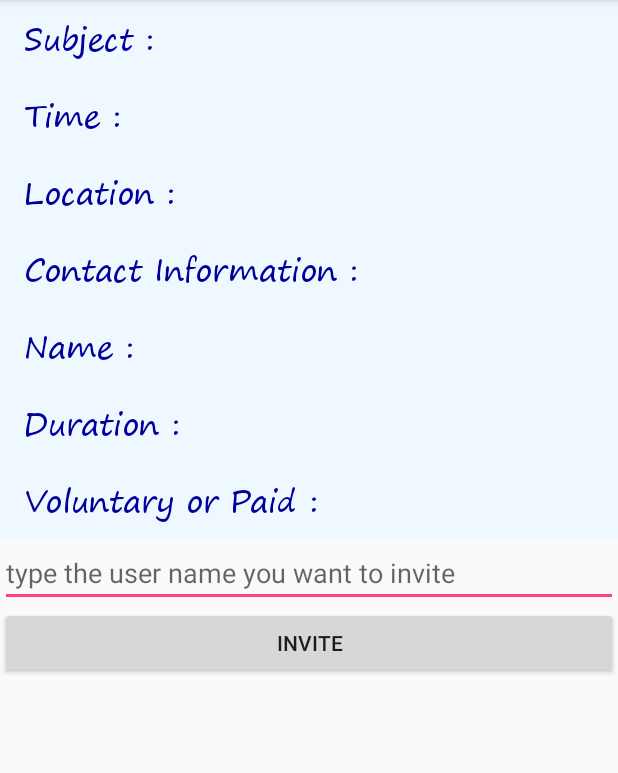
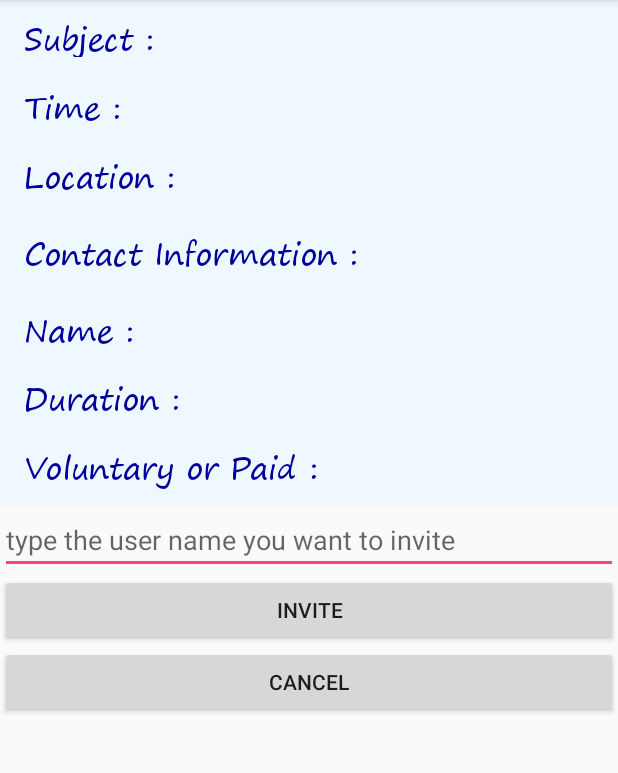
Before and after one commit to gxiny/peer-tutoring-app, an Android app: the NotYetSSDetail screen opened directly, with no data from a screen before it, on a phone screen of 412 x 824 dp, the part 84-857 px from its top. Run offline under Robolectric (Android 15) with nearby library versions, the phone set to English and light mode, and no system bars; our stand-ins replace Volley; network calls fail; 10 statements that could not run were skipped.

Commit message:
sprint 3

```diff
--- a/login/app/src/main/java/com/jz651/login/CreateActivity.java
+++ b/login/app/src/main/java/com/jz651/login/CreateActivity.java
@@ -31,7 +31,6 @@ import java.util.HashMap;
 import java.util.Map;
 
 public class CreateActivity extends AppCompatActivity implements View.OnClickListener{
-
 
     private EditText editSub,editTime,editLoc,editContact,editInvite,editDuration;
     private Button btnAdd,btnDate,btnTime,btnInvite;
--- a/login/app/src/main/java/com/jz651/login/UserSpace.java
+++ b/login/app/src/main/java/com/jz651/login/UserSpace.java
@@ -40,6 +40,7 @@ public class UserSpace extends AppCompatActivity {
 
         Intent intent = getIntent();
         UserName = intent.getStringExtra("UserName");
+        System.out.println("Userspace : UserName :"+UserName);
         U_id = intent.getIntExtra("user_id",0);
         final String User_id = String.valueOf(U_id);
         String WelMsg = "Hi " + UserName + " , Welcome !";
--- a/login/app/src/main/res/layout/activity_not_yet_ssdetail.xml
+++ b/login/app/src/main/res/layout/activity_not_yet_ssdetail.xml
@@ -11,117 +11,118 @@
         android:orientation="vertical"
         android:layout_width="match_parent"
         android:layout_height="match_parent">
+
         <TextView
             android:id="@+id/subject"
             android:layout_width="match_parent"
-            android:layout_height="wrap_content"
+            android:layout_height="46dp"
+            android:background="#F0F8FF"
             android:fontFamily="@font/segoepr"
-            android:background="#F0F8FF"
-            android:text="subject"
-            tools:layout_editor_absoluteX="163dp"
-            tools:layout_editor_absoluteY="16dp"
-            android:textSize="20dp"
-            android:textColor="#00009c"
-            android:paddingTop="8dp"
             android:paddingBottom="8dp"
             android:paddingLeft="16dp"
-            android:paddingRight="16dp" />
+            android:paddingRight="16dp"
+            android:paddingTop="8dp"
+            android:text="subject"
+            android:textColor="#00009c"
+            android:textSize="20dp"
+            tools:layout_editor_absoluteX="163dp"
+            tools:layout_editor_absoluteY="16dp" />
 
         <TextView
             android:id="@+id/time"
             android:layout_width="match_parent"
-            android:layout_height="wrap_content"
+            android:layout_height="46dp"
+            android:background="#F0F8FF"
             android:fontFamily="@font/segoepr"
-            android:text="Time"
-            tools:layout_editor_absoluteX="163dp"
-            tools:layout_editor_absoluteY="61dp"
-            android:textSize="20dp"
-            android:textColor="#00009c"
-            android:paddingTop="8dp"
             android:paddingBottom="8dp"
             android:paddingLeft="16dp"
             android:paddingRight="16dp"
-            android:background="#F0F8FF"/>
+            android:paddingTop="8dp"
+            android:text="Time"
+            android:textColor="#00009c"
+            android:textSize="20dp"
+            tools:layout_editor_absoluteX="163dp"
+            tools:layout_editor_absoluteY="61dp" />
 
         <TextView
             android:id="@+id/location"
             android:layout_width="match_parent"
             android:layout_height="wrap_content"
+            android:background="#F0F8FF"
             android:fontFamily="@font/segoepr"
-            android:background="#F0F8FF"
-            android:text="Location"
-            tools:layout_editor_absoluteX="163dp"
-            tools:layout_editor_absoluteY="112dp"
-            android:textSize="20dp"
-            android:textColor="#00009c"
-            android:paddingTop="8dp"
             android:paddingBottom="8dp"
             android:paddingLeft="16dp"
-            android:paddingRight="16dp"/>
+            android:paddingRight="16dp"
+            android:paddingTop="8dp"
+            android:text="Location"
+            android:textColor="#00009c"
+            android:textSize="20dp"
+            tools:layout_editor_absoluteX="163dp"
+            tools:layout_editor_absoluteY="112dp" />
 
         <TextView
             android:id="@+id/contact"
             android:layout_width="match_parent"
             android:layout_height="wrap_content"
+            android:background="#F0F8FF"
             android:fontFamily="@font/segoepr"
-            android:background="#F0F8FF"
-            android:text="Contact"
-            tools:layout_editor_absoluteX="163dp"
-            tools:layout_editor_absoluteY="159dp"
-            android:textSize="20dp"
-            android:textColor="#00009c"
-            android:paddingTop="8dp"
             android:paddingBottom="8dp"
             android:paddingLeft="16dp"
-            android:paddingRight="16dp"/>
+            android:paddingRight="16dp"
+            android:paddingTop="8dp"
+            android:text="Contact"
+            android:textColor="#00009c"
+            android:textSize="20dp"
+            tools:layout_editor_absoluteX="163dp"
+            tools:layout_editor_absoluteY="159dp" />
 
         <TextView
             android:id="@+id/user"
             android:layout_width="match_parent"
-            android:layout_height="wrap_content"
+            android:layout_height="45dp"
+            android:background="#F0F8FF"
             android:fontFamily="@font/segoepr"
-            android:background="#F0F8FF"
-            android:text="User"
-            tools:layout_editor_absoluteX="163dp"
-            tools:layout_editor_absoluteY="211dp"
-            android:textSize="20dp"
-            android:textColor="#00009c"
-            android:paddingTop="8dp"
             android:paddingBottom="8dp"
             android:paddingLeft="16dp"
-            android:paddingRight="16dp"/>
+            android:paddingRight="16dp"
+            android:paddingTop="8dp"
+            android:text="User"
+            android:textColor="#00009c"
+            android:textSize="20dp"
+            tools:layout_editor_absoluteX="163dp"
+            tools:layout_editor_absoluteY="211dp" />
 
         <TextView
             android:id="@+id/duration"
             android:layout_width="match_parent"
-            android:layout_height="wrap_content"
+            android:layout_height="46dp"
+            android:background="#F0F8FF"
             android:fontFamily="@font/segoepr"
-            android:background="#F0F8FF"
-            android:text="Duration"
-            tools:layout_editor_absoluteX="163dp"
-            tools:layout_editor_absoluteY="211dp"
-            android:textSize="20dp"
-            android:textColor="#00009c"
-            android:paddingTop="8dp"
             android:paddingBottom="8dp"
             android:paddingLeft="16dp"
-            android:paddingRight="16dp"/>
+            android:paddingRight="16dp"
+            android:paddingTop="8dp"
+            android:text="Duration"
+            android:textColor="#00009c"
+            android:textSize="20dp"
+            tools:layout_editor_absoluteX="163dp"
+            tools:layout_editor_absoluteY="211dp" />
 
         <TextView
             android:id="@+id/is_voluntary"
             android:layout_width="match_parent"
             android:layout_height="wrap_content"
+            android:background="#F0F8FF"
             android:fontFamily="@font/segoepr"
-            android:background="#F0F8FF"
-            android:text="Voluntary or Paid"
-            tools:layout_editor_absoluteX="163dp"
-            tools:layout_editor_absoluteY="211dp"
-            android:textSize="20dp"
-            android:textColor="#00009c"
-            android:paddingTop="8dp"
             android:paddingBottom="8dp"
             android:paddingLeft="16dp"
-            android:paddingRight="16dp"/>
+            android:paddingRight="16dp"
+            android:paddingTop="8dp"
+            android:text="Voluntary or Paid"
+            android:textColor="#00009c"
+            android:textSize="20dp"
+            tools:layout_editor_absoluteX="163dp"
+            tools:layout_editor_absoluteY="211dp" />
 
         <EditText
             android:id="@+id/editInvite"
@@ -132,9 +133,15 @@
 
         <Button
             android:id="@+id/btnInvite"
-            android:text="INVITE"
             android:layout_width="match_parent"
-            android:layout_height="wrap_content"/>
+            android:layout_height="wrap_content"
+            android:text="INVITE" />
+
+        <Button
+            android:id="@+id/btnCancel"
+            android:layout_width="match_parent"
+            android:layout_height="wrap_content"
+            android:text="Cancel" />
 
     </LinearLayout>
 </android.support.constraint.ConstraintLayout>
--- a/login/app/src/main/res/layout/activity_register.xml
+++ b/login/app/src/main/res/layout/activity_register.xml
@@ -40,7 +40,7 @@
     <EditText
         android:id="@+id/etEmail"
         android:layout_width="0dp"
-        android:layout_height="0dp"
+        android:layout_height="54dp"
         android:layout_marginBottom="45dp"
         android:layout_marginEnd="5dp"
         android:layout_marginStart="5dp"
```
Also changed, not shown: login/app/src/main/java/com/jz651/login/CancelRequest.java (added, +26 -0 lines), login/app/src/main/java/com/jz651/login/Feedback.java (+6 -2 lines), login/app/src/main/java/com/jz651/login/FinishedSession.java (+6 -1 lines), login/app/src/main/java/com/jz651/login/NotYetSSDetail.java (+43 -0 lines), login/app/src/main/java/com/jz651/login/RateActivity.java (+6 -5 lines), login/app/src/main/java/com/jz651/login/RegisterActivity.java (+66 -1 lines), login/app/src/main/java/com/jz651/login/SessionDetail.java (+41 -0 lines), login/app/src/main/java/com/jz651/login/TuteeActivity.java (+8 -5 lines), login/app/src/main/java/com/jz651/login/TutorActivity.java (+9 -6 lines), login/app/src/main/res/layout/activity_main.xml (+9 -6 lines), login/app/src/main/res/layout/activity_session_detail.xml (+32 -26 lines), login/app/src/main/res/layout/activity_user_space.xml (+10 -8 lines).
